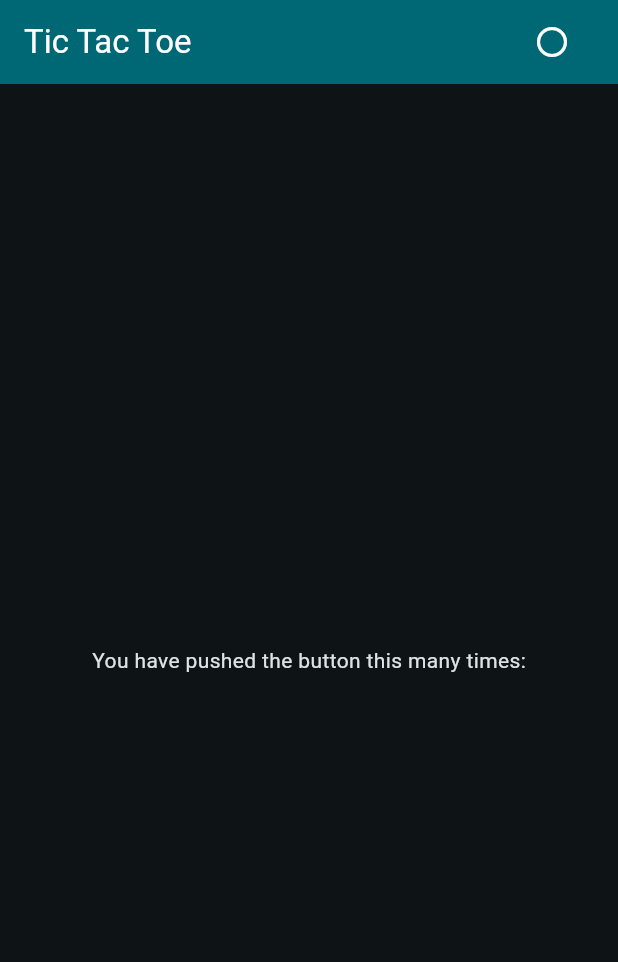
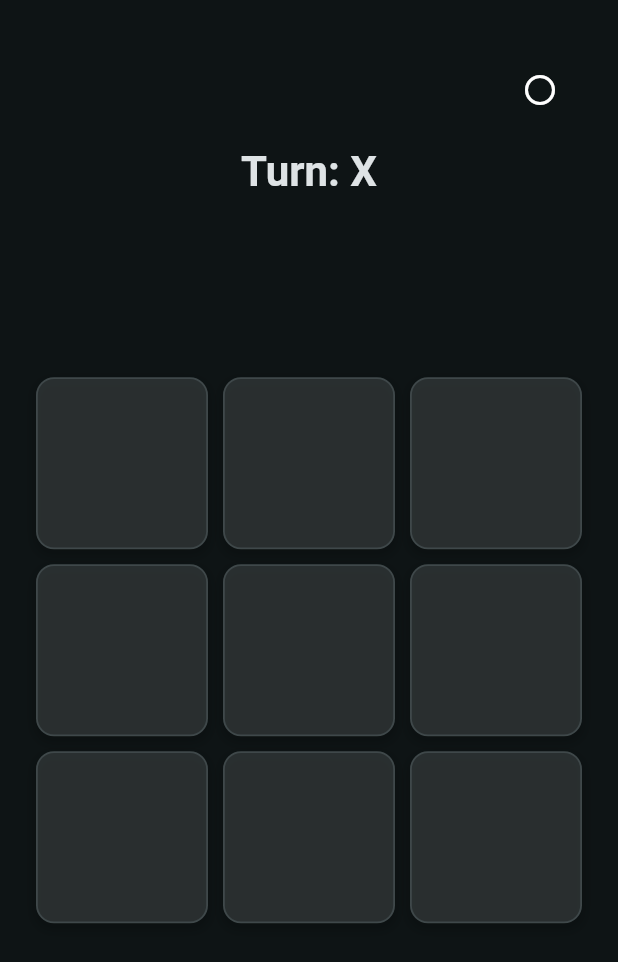
Before and after one commit to Hoardon/tictactoe-betclic, a Flutter app: the screen it shows after launch, on a phone screen of 412 x 824 dp. Shown: the top 962 px of the screen. Run offline on Flutter 3.47's test engine with Material 3 defaults, Android fonts, the phone set to English and light mode, and no system bars; our stand-ins replace flex_color_scheme, freezed_annotation, hooks_riverpod, logger, riverpod_annotation; generated files the repository leaves out were written again.

Commit message:
feat: Connect game notifier to view, game is working on local player 1 vs player 2.

```diff
--- a/lib/src/presentation/pages/initialization_page.dart
+++ b/lib/src/presentation/pages/initialization_page.dart
@@ -1,19 +1,81 @@
 import 'package:flutter/material.dart';
+import 'package:hooks_riverpod/hooks_riverpod.dart';
+import 'package:tictactoebetclic/src/domain/states/game_notifier.dart';
+import 'package:tictactoebetclic/src/presentation/widgets/board_widget.dart';
 import 'package:tictactoebetclic/src/presentation/widgets/brightness_button_widget.dart';
 
-class InitializationPage extends StatelessWidget {
+class InitializationPage extends ConsumerWidget {
   const InitializationPage({super.key});
 
   @override
-  Widget build(BuildContext context) {
+  Widget build(BuildContext context, WidgetRef ref) {
+    final theme = Theme.of(context);
+    final gameState = ref.watch(gameProvider);
+
+    final headlineStyle = theme.textTheme.headlineMedium?.copyWith(
+      fontWeight: FontWeight.bold,
+    );
+
+    final isOver = gameState.isGameOver;
+    final winner = gameState.winner;
+
     return Scaffold(
-      appBar: AppBar(
-        backgroundColor: Theme.of(context).colorScheme.inversePrimary,
-        title: const Text('Tic Tac Toe'),
-        actions: const [BrightnessButton()],
-      ),
-      body: const Center(
-        child: Text('You have pushed the button this many times:'),
+      body: Stack(
+        children: [
+          Padding(
+            padding: const EdgeInsets.fromLTRB(24, 96, 24, 24),
+            child: Column(
+              mainAxisAlignment: MainAxisAlignment.spaceBetween,
+              crossAxisAlignment: CrossAxisAlignment.center,
+              children: [
+                FittedBox(
+                  child: Text(
+                    isOver
+                        ? winner != null
+                              ? '🎉 ${winner.name} wins!'
+                              : '🤝 Draw!'
+                        : 'Turn: ${gameState.currentPlayer.name}',
+                    style: headlineStyle,
+                  ),
+                ),
+                BoardWidget(
+                  board: gameState.board,
+                  onCellTap: (index) =>
+                      ref.read(gameProvider.notifier).makeMove(index),
+                ),
+                SizedBox(
+                  height: 65,
+                  child: isOver
+                      ? ElevatedButton.icon(
+                          icon: Padding(
+                            padding: const EdgeInsets.only(right: 4.0),
+                            child: Icon(
+                              Icons.refresh,
+                              color: theme.colorScheme.inversePrimary,
+                            ),
+                          ),
+                          onPressed: ref.read(gameProvider.notifier).resetGame,
+                          label: const Text('Restart'),
+                          style: ElevatedButton.styleFrom(
+                            padding: const EdgeInsets.symmetric(
+                              horizontal: 30,
+                              vertical: 15,
+                            ),
+                            textStyle: theme.textTheme.titleLarge,
+                            backgroundColor: theme.colorScheme.primary,
+                            foregroundColor: theme.colorScheme.onPrimary,
+                            shape: RoundedRectangleBorder(
+                              borderRadius: BorderRadius.circular(12),
+                            ),
+                          ),
+                        )
+                      : const SizedBox.shrink(),
+                ),
+              ],
+            ),
+          ),
+          const Positioned(top: 36, right: 8, child: BrightnessButton()),
+        ],
       ),
     );
   }
```
